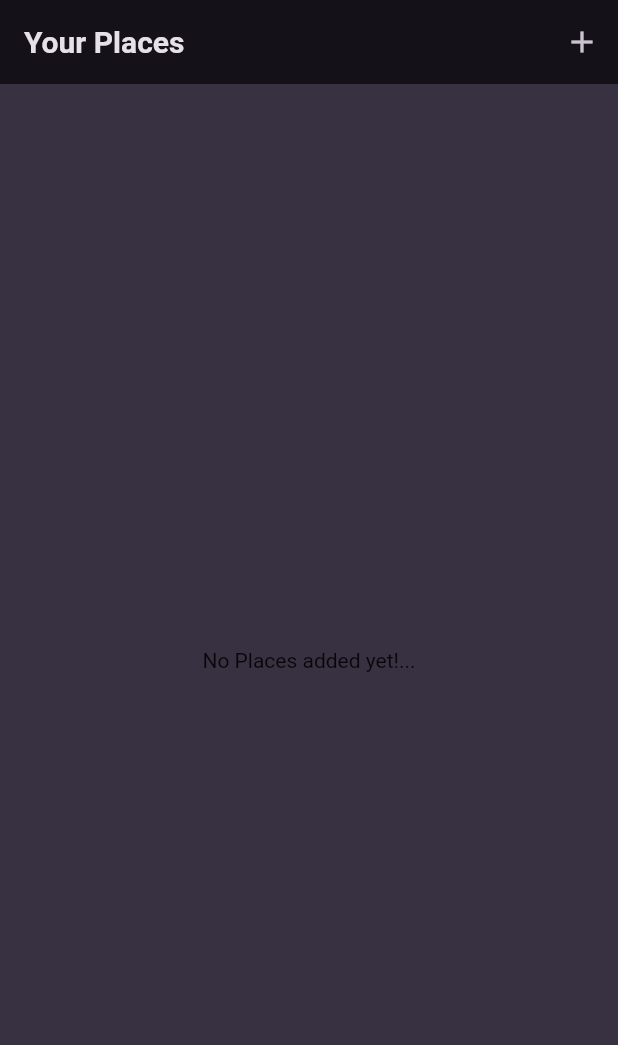
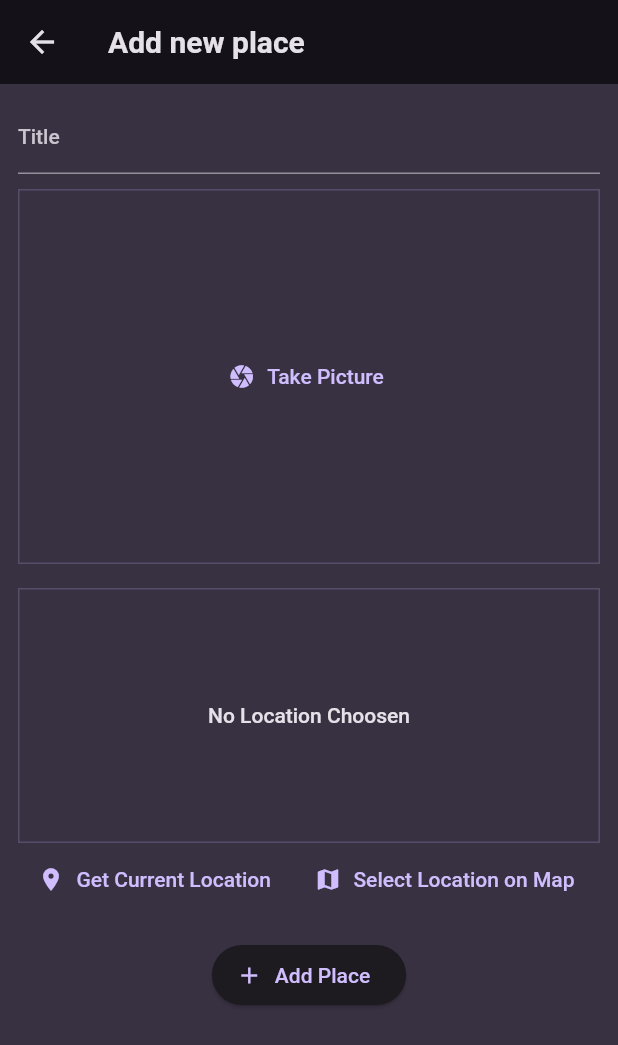
Before and after one commit to hammadimran85/fav_place_flutter_app, a Flutter app: the screen it shows after launch, after a tap on the "add" icon, on a phone screen of 412 x 824 dp. Shown: the top 1045 px of the screen. Run offline on Flutter 3.47's test engine with Material 2 defaults, Android fonts, the phone set to English and light mode, and no system bars; our stand-ins replace flutter_riverpod, google_fonts, google_maps_flutter, image_picker, location; network calls fail.

Commit message:
Maps_Added

```diff
--- a/lib/main.dart
+++ b/lib/main.dart
@@ -1,5 +1,6 @@
 import 'package:fav_place/screens/places.dart';
 import 'package:flutter/material.dart';
+import 'package:flutter_riverpod/flutter_riverpod.dart';
 
 import 'package:google_fonts/google_fonts.dart';
 
@@ -28,7 +29,7 @@
 
 void main() {
   runApp(
-    const MyApp(),
+    const ProviderScope(child: MyApp()),
   );
 }
 
--- a/lib/models/place.dart
+++ b/lib/models/place.dart
@@ -1,9 +1,27 @@
 import 'package:uuid/uuid.dart';
+import 'dart:io';
 
 const uuid = Uuid();
 
+class PlaceLocation {
+  const PlaceLocation({
+    required this.latitude,
+    required this.longitude,
+    required this.address,
+  });
+  final double latitude;
+  final double longitude;
+  final String address;
+}
+
 class Place {
-  Place({required this.title}) : id = uuid.v4();
+  Place({
+    required this.title,
+    required this.image,
+    required this.location,
+  }) : id = uuid.v4();
   final String title;
   final String id;
+  final File image;
+  final PlaceLocation location;
 }
--- /dev/null
+++ b/lib/providers/user_places.dart
@@ -0,0 +1,17 @@
+import 'package:fav_place/models/place.dart';
+import 'package:flutter_riverpod/flutter_riverpod.dart';
+import 'dart:io';
+
+class UserPlacesNotifier extends StateNotifier<List<Place>> {
+  UserPlacesNotifier() : super(const []);
+
+  void addPlace(String title, File image, PlaceLocation location) {
+    final newPlace = Place(title: title, image: image, location: location);
+    state = [newPlace, ...state];
+  }
+}
+
+final userPlacesNotifier =
+    StateNotifierProvider<UserPlacesNotifier, List<Place>>(
+  (ref) => UserPlacesNotifier(),
+);
--- a/lib/screens/add_places.dart
+++ b/lib/screens/add_places.dart
@@ -0,0 +1,85 @@
+import 'package:fav_place/models/place.dart';
+import 'package:fav_place/widgets/image_input.dart';
+import 'package:fav_place/widgets/location_input.dart';
+import 'package:flutter/material.dart';
+import 'package:flutter_riverpod/flutter_riverpod.dart';
+import 'package:fav_place/providers/user_places.dart';
+import 'dart:io';
+
+class AddPlacesScreen extends ConsumerStatefulWidget {
+  const AddPlacesScreen({super.key});
+
+  @override
+  ConsumerState<AddPlacesScreen> createState() {
+    return _AddPlacesScreenState();
+  }
+}
+
+class _AddPlacesScreenState extends ConsumerState<AddPlacesScreen> {
+  final _titleController = TextEditingController();
+  File? _selectedImage;
+  PlaceLocation? _selectedLocation;
+
+  void _savePlace() {
+    final enteredTitle = _titleController.text;
+
+    if (enteredTitle.isEmpty ||
+        _selectedImage == null ||
+        _selectedLocation == null) {
+      return;
+    }
+
+    ref
+        .read(userPlacesNotifier.notifier)
+        .addPlace(enteredTitle, _selectedImage!, _selectedLocation!);
+
+    Navigator.of(context).pop();
+  }
+
+  @override
+  void dispose() {
+    _titleController.dispose();
+    super.dispose();
+  }
+
+  @override
+  Widget build(BuildContext context) {
+    return Scaffold(
+      appBar: AppBar(
+        actions: const [],
+        title: const Text('Add new place'),
+      ),
+      body: SingleChildScrollView(
+        padding: const EdgeInsets.all(12),
+        child: Column(
+          children: [
+            TextField(
+              decoration: const InputDecoration(labelText: 'Title'),
+              controller: _titleController,
+              style:
+                  TextStyle(color: Theme.of(context).colorScheme.onBackground),
+            ),
+            const SizedBox(height: 10),
+            ImageInput(
+              onPickImage: (image) {
+                _selectedImage = image;
+              },
+            ),
+            const SizedBox(height: 16),
+            LocationInput(
+              onSelectLocation: (location) {
+                _selectedLocation = location;
+              },
+            ),
+            const SizedBox(height: 16),
+            ElevatedButton.icon(
+              onPressed: _savePlace,
+              label: const Text('Add Place'),
+              icon: const Icon(Icons.add),
+            )
+          ],
+        ),
+      ),
+    );
+  }
+}
--- a/lib/screens/places.dart
+++ b/lib/screens/places.dart
@@ -1,22 +1,35 @@
+import 'package:fav_place/providers/user_places.dart';
+import 'package:fav_place/screens/add_places.dart';
 import 'package:fav_place/widgets/places_list.dart';
 import 'package:flutter/material.dart';
+import 'package:flutter_riverpod/flutter_riverpod.dart';
 
-class PlacesScreen extends StatelessWidget {
+class PlacesScreen extends ConsumerWidget {
   const PlacesScreen({super.key});
 
   @override
-  Widget build(BuildContext context) {
+  Widget build(BuildContext context, WidgetRef ref) {
+    final userPlaces = ref.watch(userPlacesNotifier);
+
     return Scaffold(
       appBar: AppBar(
         actions: [
           IconButton(
-            onPressed: () {},
+            onPressed: () {
+              Navigator.of(context).push(MaterialPageRoute(
+                  builder: ((ctx) => const AddPlacesScreen())));
+            },
             icon: const Icon(Icons.add),
           )
         ],
         title: const Text('Your Places'),
       ),
-      body: PlacesList(places: []),
+      body: Padding(
+        padding: const EdgeInsets.all(8.0),
+        child: PlacesList(
+          places: userPlaces,
+        ),
+      ),
     );
   }
 }
--- /dev/null
+++ b/lib/widgets/image_input.dart
@@ -0,0 +1,61 @@
+import 'package:flutter/material.dart';
+import 'package:image_picker/image_picker.dart';
+import 'dart:io';
+
+class ImageInput extends StatefulWidget {
+  const ImageInput({super.key, required this.onPickImage});
+
+  final void Function(File image) onPickImage;
+
+  @override
+  State<ImageInput> createState() => _ImageInputState();
+}
+
+class _ImageInputState extends State<ImageInput> {
+  File? _selectedImage;
+  void _takePicture() async {
+    final imagePicker = ImagePicker();
+    final pickedImage =
+        await imagePicker.pickImage(source: ImageSource.camera, maxWidth: 600);
+    if (pickedImage == null) {
+      return;
+    }
+    setState(() {
+      _selectedImage = File(pickedImage.path);
+    });
+
+    widget.onPickImage(_selectedImage!);
+  }
+
+  @override
+  Widget build(BuildContext context) {
+    Widget content = TextButton.icon(
+      icon: const Icon(Icons.camera),
+      label: const Text('Take Picture'),
+      onPressed: _takePicture,
+    );
+
+    if (_selectedImage != null) {
+      content = GestureDetector(
+        onTap: _takePicture,
+        child: Image.file(
+          _selectedImage!,
+          fit: BoxFit.cover,
+          width: double.infinity,
+          height: double.infinity,
+        ),
+      );
+    }
+
+    return Container(
+      decoration: BoxDecoration(
+          border: Border.all(
+              width: 1,
+              color: Theme.of(context).colorScheme.primary.withOpacity(0.2))),
+      height: 250,
+      width: double.infinity,
+      alignment: Alignment.center,
+      child: content,
+    );
+  }
+}
--- /dev/null
+++ b/lib/widgets/location_input.dart
@@ -0,0 +1,133 @@
+import 'dart:convert';
+
+import 'package:fav_place/models/place.dart';
+import 'package:flutter/material.dart';
+import 'package:location/location.dart';
+import 'package:http/http.dart' as http;
+
+class LocationInput extends StatefulWidget {
+  const LocationInput({super.key, required this.onSelectLocation});
+
+  final void Function(PlaceLocation location) onSelectLocation;
+
+  @override
+  State<LocationInput> createState() => _LocationInputState();
+}
+
+class _LocationInputState extends State<LocationInput> {
+  PlaceLocation? _pickedLocation;
+  var _isGettingLocation = false;
+
+  String get locationImage {
+    if (_pickedLocation == null) {
+      return '';
+    }
+    final lat = _pickedLocation!.latitude;
+    final lon = _pickedLocation!.longitude;
+    return 'https://maps.googleapis.com/maps/api/staticmap?center=$lat,$lon&zoom=16&size=600x300&maptype=roadmap&markers=color:red%7Clabel:A%7C$lat,$lon&key=AIzaSyCnKqi43oOrBOjYf5N3yuVdG7BnjHx65V8';
+  }
+
+  void _getCurrentLocation() async {
+    Location location = Location();
+
+    bool serviceEnabled;
+    PermissionStatus permissionGranted;
+    LocationData locationData;
+
+    serviceEnabled = await location.serviceEnabled();
+    if (!serviceEnabled) {
+      serviceEnabled = await location.requestService();
+      if (!serviceEnabled) {
+        return;
+      }
+    }
+
+    permissionGranted = await location.hasPermission();
+    if (permissionGranted == PermissionStatus.denied) {
+      permissionGranted = await location.requestPermission();
+      if (permissionGranted != PermissionStatus.granted) {
+        return;
+      }
+    }
+
+    setState(() {
+      _isGettingLocation = true;
+    });
+    locationData = await location.getLocation();
+    final lat = locationData.latitude;
+    final lon = locationData.longitude;
+
+    if (lat == null || lon == null) {
+      return;
+    }
+
+    final url = Uri.parse(
+        'https://maps.googleapis.com/maps/api/geocode/json?latlng=$lat,$lon&key=AIzaSyCnKqi43oOrBOjYf5N3yuVdG7BnjHx65V8');
+    final response = await http.get(url);
+    final resData = json.decode(response.body);
+    final address = resData['results'][0]['formatted_address'];
+
+    setState(() {
+      _pickedLocation =
+          PlaceLocation(latitude: lat, longitude: lon, address: address);
+      _isGettingLocation = false;
+    });
+
+    widget.onSelectLocation(_pickedLocation!);
+  }
+
+  @override
+  Widget build(BuildContext context) {
+    Widget previewContent = Text(
+      'No Location Choosen',
+      textAlign: TextAlign.center,
+      style: Theme.of(context)
+          .textTheme
+          .bodyLarge!
+          .copyWith(color: Theme.of(context).colorScheme.onBackground),
+    );
+
+    if (_pickedLocation != null) {
+      previewContent = Image.network(
+        locationImage,
+        fit: BoxFit.cover,
+        width: double.infinity,
+        height: double.infinity,
+      );
+    }
+    if (_isGettingLocation) {
+      previewContent = const CircularProgressIndicator();
+    }
+
+    return Column(
+      children: [
+        Container(
+          alignment: Alignment.center,
+          height: 170,
+          width: double.infinity,
+          decoration: BoxDecoration(
+              border: Border.all(
+                  width: 1,
+                  color:
+                      Theme.of(context).colorScheme.primary.withOpacity(0.2))),
+          child: previewContent,
+        ),
+        Row(
+          mainAxisAlignment: MainAxisAlignment.spaceEvenly,
+          children: [
+            TextButton.icon(
+              onPressed: _getCurrentLocation,
+              icon: const Icon(Icons.location_on),
+              label: const Text('Get Current Location'),
+            ),
+            TextButton.icon(
+              onPressed: () {},
+              icon: const Icon(Icons.map),
+              label: const Text('Select Location on Map'),
+            ),
+          ],
+        )
+      ],
+    );
+  }
+}
--- a/lib/widgets/places_list.dart
+++ b/lib/widgets/places_list.dart
@@ -1,4 +1,5 @@
 import 'package:fav_place/models/place.dart';
+import 'package:fav_place/screens/place_detail.dart';
 import 'package:flutter/material.dart';
 
 class PlacesList extends StatelessWidget {
@@ -9,12 +10,22 @@
   @override
   Widget build(BuildContext context) {
     if (places.isEmpty) {
-      return const Center(
-        child: Text('No Places added yet!...'),
+      return Center(
+        child: Text(
+          'No places added yet !...',
+          style: Theme.of(context)
+              .textTheme
+              .bodyLarge!
+              .copyWith(color: Theme.of(context).colorScheme.onBackground),
+        ),
       );
     }
     return ListView.builder(
       itemBuilder: (ctx, index) => ListTile(
+        leading: CircleAvatar(
+          radius: 26,
+          backgroundImage: FileImage(places[index].image),
+        ),
         title: Text(
           places[index].title,
           style: Theme.of(context)
@@ -22,6 +33,17 @@
               .titleMedium!
               .copyWith(color: Theme.of(context).colorScheme.onBackground),
         ),
+        subtitle: Text(
+          places[index].location.address,
+          style: Theme.of(context)
+              .textTheme
+              .bodySmall!
+              .copyWith(color: Theme.of(context).colorScheme.onBackground),
+        ),
+        onTap: () {
+          Navigator.of(context).push(MaterialPageRoute(
+              builder: (ctx) => PlaceDetailScreen(place: places[index])));
+        },
       ),
       itemCount: places.length,
     );
--- a/pubspec.yaml
+++ b/pubspec.yaml
@@ -37,6 +37,11 @@
   cupertino_icons: ^1.0.2
   google_fonts: ^5.1.0
   uuid: ^3.0.7
+  flutter_riverpod: ^2.3.7
+  image_picker: ^1.0.2
+  location: ^5.0.3
+  http: ^1.1.0
+  google_maps_flutter: ^2.5.0
 
 dev_dependencies:
   flutter_test:
```
Also changed, not shown: lib/screens/map.dart (added, +58 -0 lines), lib/screens/place_detail.dart (added, +65 -0 lines), lib/screens/places_detail.dart (deleted), pubspec.lock, 10 other files.
